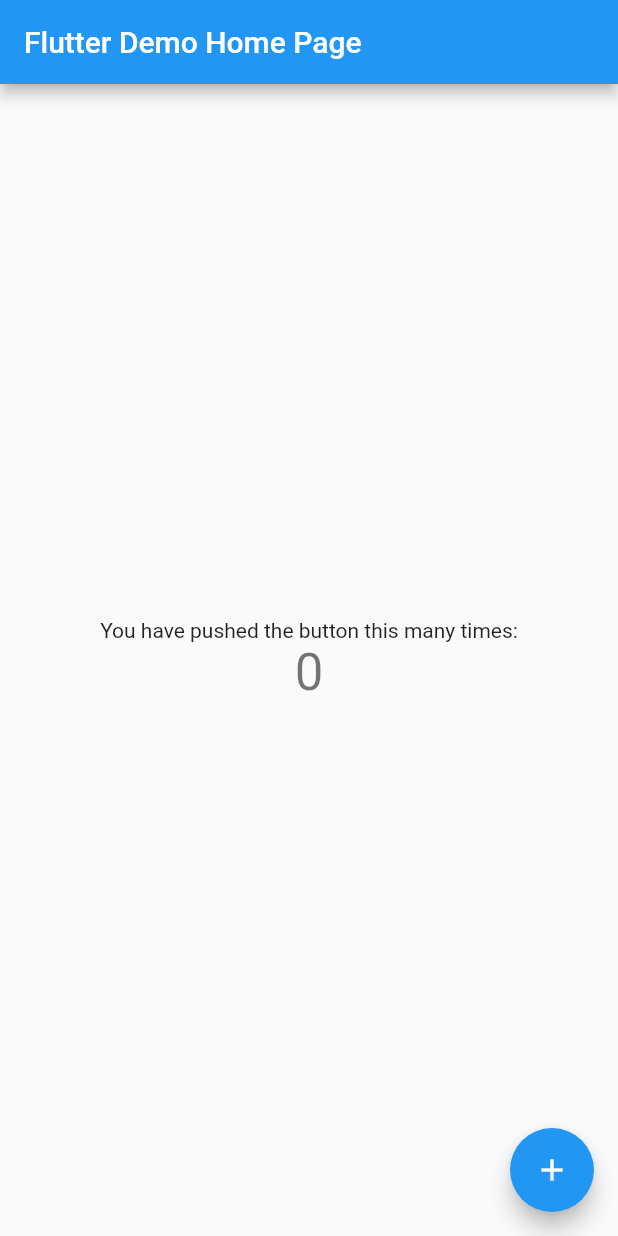
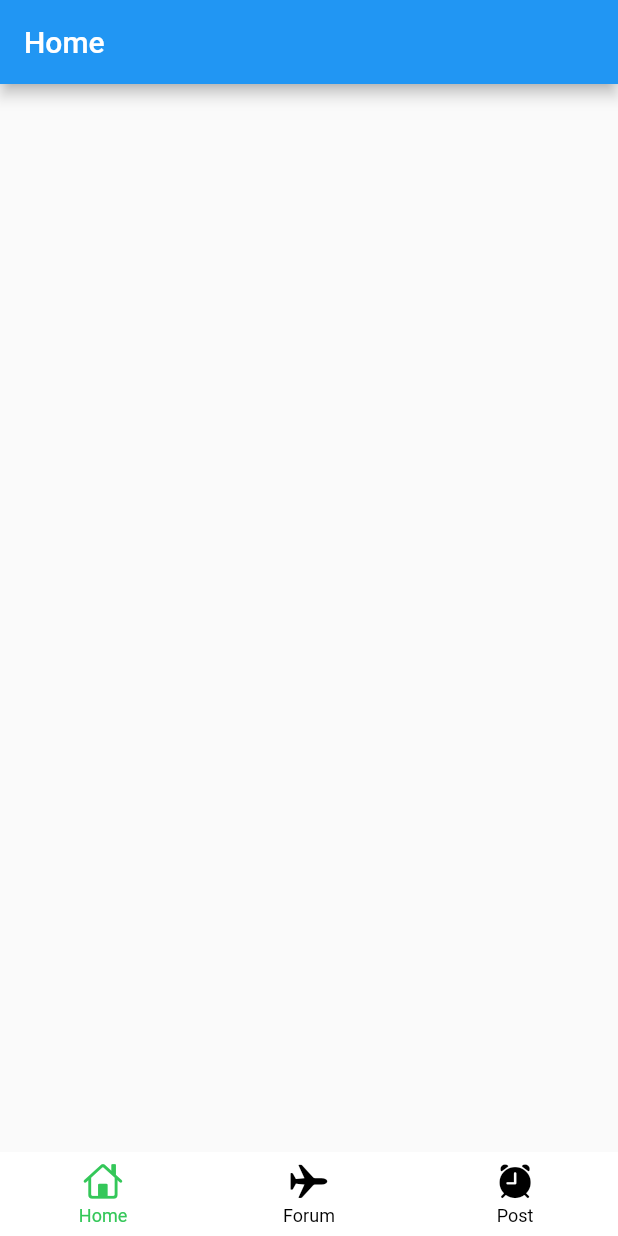
Before and after one commit to Dosmaster4life/ILUV, a Flutter app: the screen it shows after launch, on a phone screen of 412 x 824 dp. Run offline on Flutter 3.47's test engine with Material 2 defaults, Android fonts, the phone set to English and light mode, and no system bars; drawn by our look-alikes of persistent_bottom_nav_bar.

Commit message:
Initial App Layout

```diff
--- /dev/null
+++ b/lib/Widgets/NavigationBar/NavigationBottomBar.dart
@@ -0,0 +1,80 @@
+
+
+import 'package:flutter/cupertino.dart';
+import 'package:persistent_bottom_nav_bar/persistent-tab-view.dart';
+import 'package:iluv/screens/Screen1.dart';
+import 'package:iluv/screens/Screen2.dart';
+import 'package:iluv/screens/Screen3.dart';
+
+class NavigationBottomBar extends StatefulWidget {
+  const NavigationBottomBar({Key? key, required this.hideB}) : super(key: key);
+  final bool hideB;
+  @override
+  _NavigationBottomBarState createState() => _NavigationBottomBarState();
+}
+
+class _NavigationBottomBarState extends State<NavigationBottomBar> {
+  bool hideNavigationBar = false;
+  final PersistentTabController _navigationController =
+  PersistentTabController(initialIndex: 0);
+  List<Widget> screenList = <Widget>[
+    // Current Home Screens
+    const Screen1(),
+    const Screen2(),
+    const Screen3()
+  ];
+
+  void hideNavigationBottomBar() {
+    hideNavigationBar = true;
+    setState(() {});
+  }
+
+  List<PersistentBottomNavBarItem> _navigationItems() {
+    return [
+      PersistentBottomNavBarItem(
+        icon: const Icon(CupertinoIcons.home),
+        title: ("Home"),
+        activeColorPrimary: CupertinoColors.activeGreen,
+        inactiveColorPrimary: CupertinoColors.black,
+      ),
+      PersistentBottomNavBarItem(
+        icon: const Icon(CupertinoIcons.airplane),
+        title: ("Forum"),
+        activeColorPrimary: CupertinoColors.activeGreen,
+        inactiveColorPrimary: CupertinoColors.black,
+      ),
+      PersistentBottomNavBarItem(
+        icon: const Icon(CupertinoIcons.alarm_fill),
+        title: ("Post"),
+        activeColorPrimary: CupertinoColors.activeGreen,
+        inactiveColorPrimary: CupertinoColors.black,
+      ),
+    ];
+  }
+
+  List<Widget> _screenList() {
+    return [const Screen1(), const Screen2(), const Screen3()];
+  }
+
+  PersistentTabView BottomNavigationBarBuilder(context) {
+      return PersistentTabView(
+        context,
+        hideNavigationBar: hideNavigationBar,
+        controller: _navigationController,
+        screens: _screenList(),
+        items: _navigationItems(),
+        navBarStyle: NavBarStyle.style6,
+        screenTransitionAnimation: const ScreenTransitionAnimation(
+          animateTabTransition: false,
+          curve: Curves.ease,
+          duration: Duration(milliseconds: 300),
+        ),
+      );
+  }
+
+  @override
+  Widget build(BuildContext context) {
+    return BottomNavigationBarBuilder(context);
+  }
+
+}
--- a/lib/main.dart
+++ b/lib/main.dart
@@ -1,115 +1,18 @@
-import 'package:flutter/material.dart';
 
-void main() {
-  runApp(const MyApp());
+import 'package:flutter/cupertino.dart';
+import 'package:flutter/foundation.dart' show kIsWeb;
+import 'package:iluv/screens/Home.dart';
+
+
+bool isWeb = false;
+int currentIndex = 0;
+
+Future<void> main() async {
+  WidgetsFlutterBinding.ensureInitialized();
+  if (kIsWeb) {
+    isWeb = true;
+  } else {
+    isWeb = false;
+  }
+  runApp(const Home());
 }
-
-class MyApp extends StatelessWidget {
-  const MyApp({Key? key}) : super(key: key);
-
-  // This widget is the root of your application.
-  @override
-  Widget build(BuildContext context) {
-    return MaterialApp(
-      title: 'Flutter Demo',
-      theme: ThemeData(
-        // This is the theme of your application.
-        //
-        // Try running your application with "flutter run". You'll see the
-        // application has a blue toolbar. Then, without quitting the app, try
-        // changing the primarySwatch below to Colors.green and then invoke
-        // "hot reload" (press "r" in the console where you ran "flutter run",
-        // or simply save your changes to "hot reload" in a Flutter IDE).
-        // Notice that the counter didn't reset back to zero; the application
-        // is not restarted.
-        primarySwatch: Colors.blue,
-      ),
-      home: const MyHomePage(title: 'Flutter Demo Home Page'),
-    );
-  }
-}
-
-class MyHomePage extends StatefulWidget {
-  const MyHomePage({Key? key, required this.title}) : super(key: key);
-
-  // This widget is the home page of your application. It is stateful, meaning
-  // that it has a State object (defined below) that contains fields that affect
-  // how it looks.
-
-  // This class is the configuration for the state. It holds the values (in this
-  // case the title) provided by the parent (in this case the App widget) and
-  // used by the build method of the State. Fields in a Widget subclass are
-  // always marked "final".
-
-  final String title;
-
-  @override
-  State<MyHomePage> createState() => _MyHomePageState();
-}
-
-class _MyHomePageState extends State<MyHomePage> {
-  int _counter = 0;
-
-  void _incrementCounter() {
-    setState(() {
-      // This call to setState tells the Flutter framework that something has
-      // changed in this State, which causes it to rerun the build method below
-      // so that the display can reflect the updated values. If we changed
-      // _counter without calling setState(), then the build method would not be
-      // called again, and so nothing would appear to happen.
-      _counter++;
-    });
-  }
-
-  @override
-  Widget build(BuildContext context) {
-    // This method is rerun every time setState is called, for instance as done
-    // by the _incrementCounter method above.
-    //
-    // The Flutter framework has been optimized to make rerunning build methods
-    // fast, so that you can just rebuild anything that needs updating rather
-    // than having to individually change instances of widgets.
-    return Scaffold(
-      appBar: AppBar(
-        // Here we take the value from the MyHomePage object that was created by
-        // the App.build method, and use it to set our appbar title.
-        title: Text(widget.title),
-      ),
-      body: Center(
-        // Center is a layout widget. It takes a single child and positions it
-        // in the middle of the parent.
-        child: Column(
-          // Column is also a layout widget. It takes a list of children and
-          // arranges them vertically. By default, it sizes itself to fit its
-          // children horizontally, and tries to be as tall as its parent.
-          //
-          // Invoke "debug painting" (press "p" in the console, choose the
-          // "Toggle Debug Paint" action from the Flutter Inspector in Android
-          // Studio, or the "Toggle Debug Paint" command in Visual Studio Code)
-          // to see the wireframe for each widget.
-          //
-          // Column has various properties to control how it sizes itself and
-          // how it positions its children. Here we use mainAxisAlignment to
-          // center the children vertically; the main axis here is the vertical
-          // axis because Columns are vertical (the cross axis would be
-          // horizontal).
-          mainAxisAlignment: MainAxisAlignment.center,
-          children: <Widget>[
-            const Text(
-              'You have pushed the button this many times:',
-            ),
-            Text(
-              '$_counter',
-              style: Theme.of(context).textTheme.headline4,
-            ),
-          ],
-        ),
-      ),
-      floatingActionButton: FloatingActionButton(
-        onPressed: _incrementCounter,
-        tooltip: 'Increment',
-        child: const Icon(Icons.add),
-      ), // This trailing comma makes auto-formatting nicer for build methods.
-    );
-  }
-}
--- /dev/null
+++ b/lib/screens/Home.dart
@@ -0,0 +1,23 @@
+import 'package:flutter/cupertino.dart';
+import 'package:flutter/material.dart';
+
+import '../Widgets/NavigationBar/NavigationBottomBar.dart';
+
+class Home extends StatefulWidget {
+  const Home({Key? key}) : super(key: key);
+  @override
+  State<Home> createState() => _HomeState();
+}
+int currentPage = 0;
+
+List<Widget> listOfScreen = <Widget>[
+  const NavigationBottomBar(hideB: false),
+];
+class _HomeState extends State<Home> {
+  @override
+  Widget build(BuildContext context) {
+    return MaterialApp(
+      home: listOfScreen.elementAt(currentPage)
+    );
+  }
+}
--- /dev/null
+++ b/lib/screens/Screen1.dart
@@ -0,0 +1,20 @@
+import 'package:flutter/cupertino.dart';
+import 'package:flutter/material.dart';
+
+class Screen1 extends StatefulWidget {
+  const Screen1({Key? key}) : super(key: key);
+
+  @override
+  State<Screen1> createState() => _Screen1State();
+}
+
+class _Screen1State extends State<Screen1> {
+  @override
+  Widget build(BuildContext context) {
+    return Scaffold(
+      appBar: AppBar(
+        title: Text("Home"),
+      ),
+    );
+  }
+}
--- a/pubspec.yaml
+++ b/pubspec.yaml
@@ -34,6 +34,7 @@
   # The following adds the Cupertino Icons font to your application.
   # Use with the CupertinoIcons class for iOS style icons.
   cupertino_icons: ^1.0.2
+  persistent_bottom_nav_bar: any
 
 dev_dependencies:
   flutter_test:
```
Also changed, not shown: lib/Widgets/AppBars/AppBars.dart (added, +20 -0 lines), lib/screens/Screen2.dart (added, +20 -0 lines), lib/screens/Screen3.dart (added, +20 -0 lines), lib/screens/Settings.dart (added), pubspec.lock, 1 other file.
